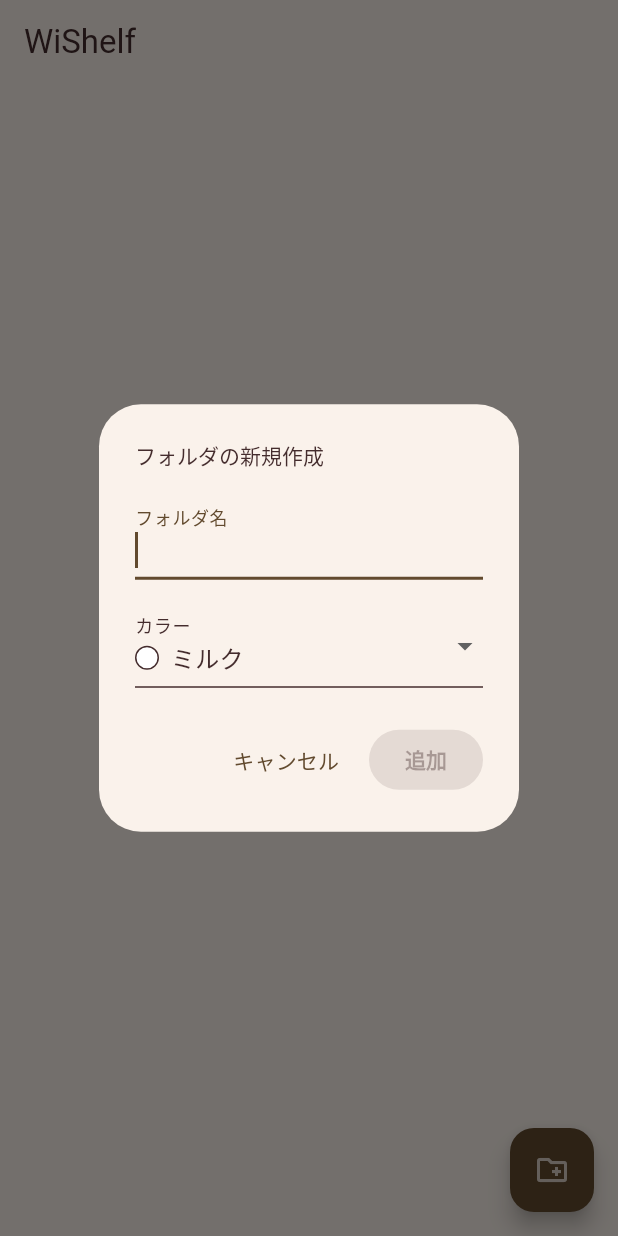
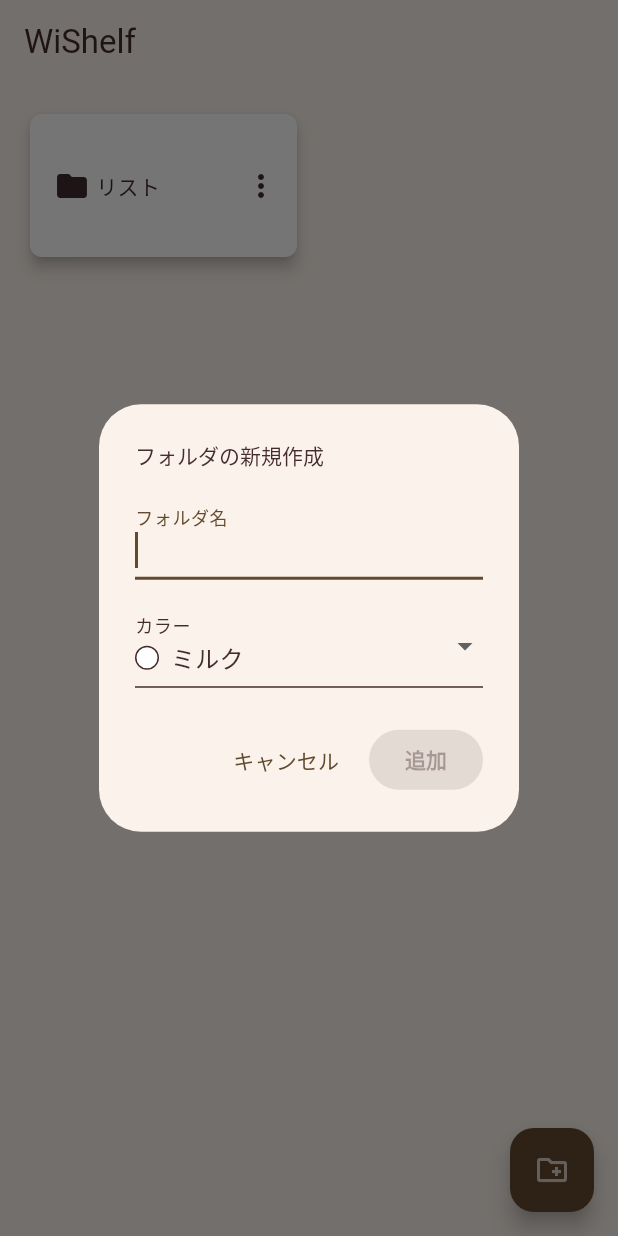
Before and after one commit to Sh1M4D40811m/wishelf, a Flutter app: the screen it shows after launch, after a tap on the "create new folder" icon, on a phone screen of 412 x 824 dp. Run offline on Flutter 3.47's test engine with Material 3 defaults, Android fonts, the phone set to English and light mode, and no system bars; our stand-ins replace shared_preferences.

Commit message:
add initialize_action

```diff
--- a/lib/main.dart
+++ b/lib/main.dart
@@ -1,9 +1,12 @@
 import 'package:flutter/material.dart';
 import 'package:provider/provider.dart';
+import 'package:wishelf/services/initialize_app.dart';
 import 'viewmodels/folder_view_model.dart';
-import '../views/folder_list_screen.dart';
+import 'package:wishelf/views/folder_list_screen.dart';
 
-void main() {
+void main() async {
+  WidgetsFlutterBinding.ensureInitialized();
+  await initializeApp();
   runApp(
     ChangeNotifierProvider(
       create: (_) => FolderViewModel()..loadFolders(),
--- /dev/null
+++ b/lib/services/initialize_app.dart
@@ -0,0 +1,22 @@
+import 'package:wishelf/models/folder.dart';
+import 'package:wishelf/services/storage_service.dart';
+import 'package:wishelf/widgets/folder_colors.dart';
+import 'package:shared_preferences/shared_preferences.dart';
+
+Future<void> initializeApp() async {
+  final prefs = await SharedPreferences.getInstance();
+  final isFirstLaunch = prefs.getBool('isFirstLaunch') ?? true;
+
+  if (isFirstLaunch) {
+    final defaultFolder = Folder(
+      id: DateTime.now().millisecondsSinceEpoch.toString(),
+      title: 'リスト',
+      colorHex: FolderColors.values[0].hex,
+    );
+
+    final storage = StorageService();
+    await storage.saveFolders([defaultFolder]);
+
+    await prefs.setBool('isFirstLaunch', false);
+  }
+}
--- a/pubspec.yaml
+++ b/pubspec.yaml
@@ -32,6 +32,7 @@ dependencies:
     sdk: flutter
   path_provider: ^2.1.5
   provider: ^6.1.5
+  shared_preferences: ^2.5.3
 
   # The following adds the Cupertino Icons font to your application.
   # Use with the CupertinoIcons class for iOS style icons.
```
Also changed, not shown: pubspec.lock, 1 other file.
